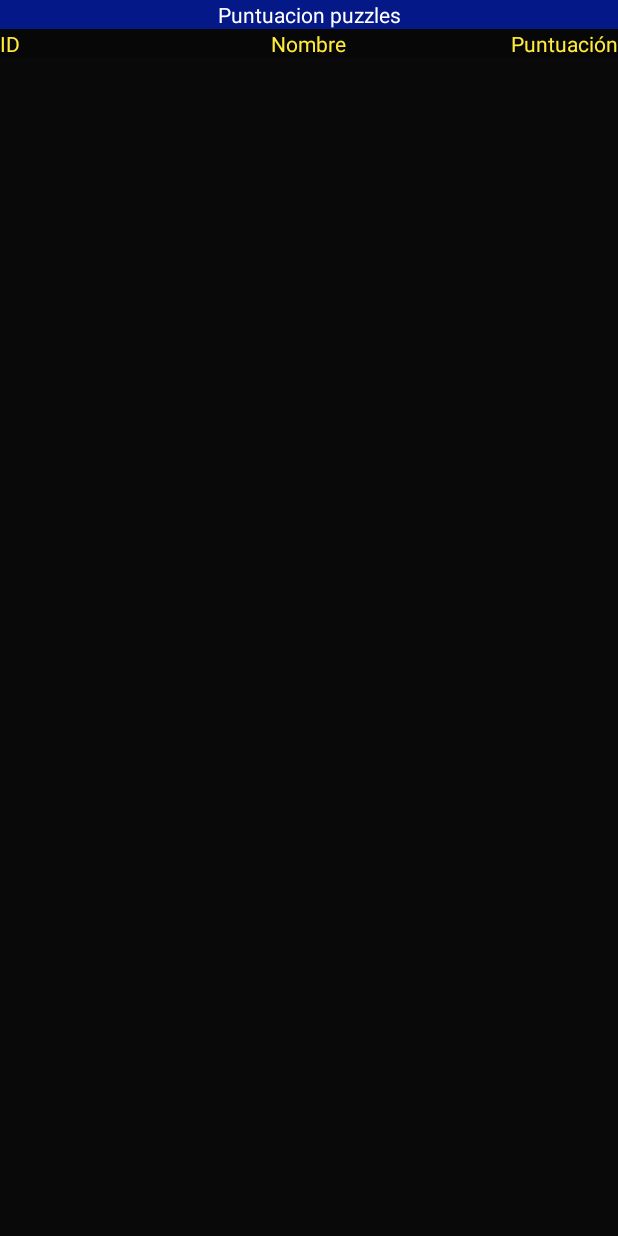
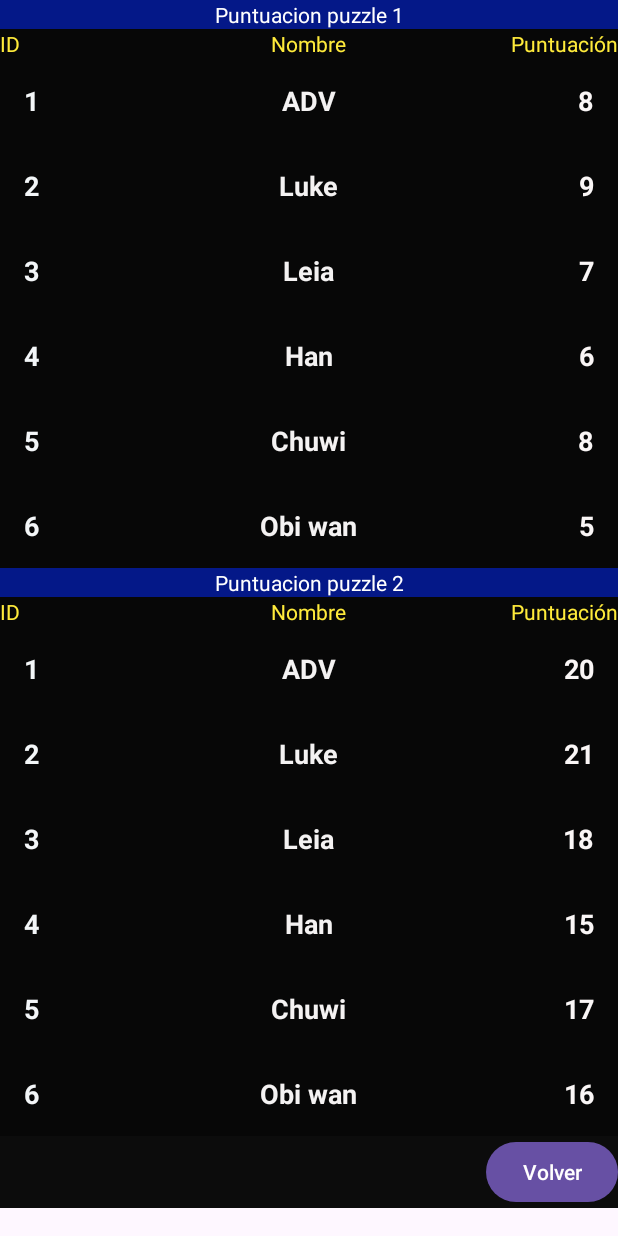
Before and after one commit to juanrado89/PuzzleJuanAlbertoRadoHernandez, an Android app: the puntuaciones screen opened directly, with no data from a screen before it, on a phone screen of 412 x 824 dp. Run offline under Robolectric (Android 15) with nearby library versions, the phone set to English and light mode, and no system bars.

Commit message:
se termina la aplicacion

```diff
--- a/app/src/main/java/com/example/puzzlejuanalbertoradohernandez/BBDD/UsuariosHelper.java
+++ b/app/src/main/java/com/example/puzzlejuanalbertoradohernandez/BBDD/UsuariosHelper.java
@@ -1,6 +1,7 @@
 package com.example.puzzlejuanalbertoradohernandez.BBDD;
 
 
+import android.content.ContentValues;
 import android.content.Context;
 import android.database.sqlite.SQLiteDatabase;
 import android.database.sqlite.SQLiteOpenHelper;
@@ -9,31 +10,46 @@ import androidx.annotation.Nullable;
 
 public class UsuariosHelper extends SQLiteOpenHelper {
     private final String creaPuzzle1 =
-            "CREATE TABLE puzzle_uno (\n" +
-                    "    idPuzzle_uno INTEGER PRIMARY KEY AUTOINCREMENT,\n" +
+            "CREATE TABLE puzzleUno (\n" +
+                    "    idPuzzleUno INTEGER PRIMARY KEY AUTOINCREMENT,\n" +
                     "    nombreUsuario TEXT,\n" +
                     "    puntuacion NUMBER\n" +
                     ");" ;
     private final String creaPuzzle2 =
-            "CREATE TABLE puzzle_dos (\n" +
-                    "    idPuzzle_dos INTEGER PRIMARY KEY AUTOINCREMENT,\n" +
+            "CREATE TABLE puzzleDos (\n" +
+                    "    idPuzzleDos INTEGER PRIMARY KEY AUTOINCREMENT,\n" +
                     "    nombreUsuario TEXT,\n" +
                     "    puntuacion NUMBER\n" +
                     ");" ;
+    private String[] usuarios = {"ADV","Luke","Leia","Han","Chuwi","Obi wan"};
+    private int[] puntuaciones1 = {8,9,7,6,8,5};
+    private int[] puntuaciones2 = {20,21,18,15,17,16};
     public UsuariosHelper(@Nullable Context context) {
-        super(context, "usuarios", null, 1);
+        super(context, "usuarios", null, 8);
     }
 
     @Override
     public void onCreate(SQLiteDatabase db) {
-        db.rawQuery(creaPuzzle1,null);
-        db.rawQuery(creaPuzzle2,null);
+        db.execSQL(creaPuzzle1);
+        db.execSQL(creaPuzzle2);
+        for(int i = 0;i < usuarios.length;i++){
+            ContentValues values = new ContentValues();
+            values.put("nombreUsuario",usuarios[i]);
+            values.put("puntuacion",puntuaciones1[i]);
+            db.insert("puzzleUno",null,values);
+        }
+        for(int i = 0;i < usuarios.length;i++){
+            ContentValues values = new ContentValues();
+            values.put("nombreUsuario",usuarios[i]);
+            values.put("puntuacion",puntuaciones2[i]);
+            db.insert("puzzleDos",null,values);
+        }
     }
 
     @Override
     public void onUpgrade(SQLiteDatabase db, int oldVersion, int newVersion) {
-        db.execSQL("DROP TABLE IF EXISTS puzzle_uno;");
-        db.execSQL("DROP TABLE IF EXISTS puzzle_dos;");
+        db.execSQL("DROP TABLE IF EXISTS puzzleUno;");
+        db.execSQL("DROP TABLE IF EXISTS puzzleDos;");
         onCreate(db);
     }
 }
--- a/app/src/main/java/com/example/puzzlejuanalbertoradohernandez/adapters/UsuarioAdapter.java
+++ b/app/src/main/java/com/example/puzzlejuanalbertoradohernandez/adapters/UsuarioAdapter.java
@@ -33,9 +33,9 @@ public class UsuarioAdapter extends RecyclerView.Adapter<UsuarioAdapter.ViewHold
     @Override
     public void onBindViewHolder(@NonNull UsuarioAdapter.ViewHolder holder, int position) {
         UsuarioPuzzle usuario = lista.get(position);
-        holder.id.setText(usuario.getId());
+        holder.id.setText(String.valueOf(usuario.getId()));
         holder.nombre.setText(usuario.getNombreUsuario());
-        holder.puntuacion.setText(usuario.getPuntuacion());
+        holder.puntuacion.setText(String.valueOf(usuario.getPuntuacion()));
     }
 
     @Override
--- a/app/src/main/java/com/example/puzzlejuanalbertoradohernandez/datos/UsuariosDatos.java
+++ b/app/src/main/java/com/example/puzzlejuanalbertoradohernandez/datos/UsuariosDatos.java
@@ -37,31 +37,38 @@ public class UsuariosDatos {
     }
 
     public List<UsuarioPuzzle> getUsuarioByName(UsuarioPuzzle usuario){
-        SQLiteDatabase sldb = db.getWritableDatabase();
+        SQLiteDatabase sldb = db.getReadableDatabase();
         String sentencia = "select * from " + nombreTabla + " where nombreUsuario like ?;";
         String[] argumentos = {usuario.getNombreUsuario()};
         List<UsuarioPuzzle> lista = new ArrayList<>();
         Cursor cursor = sldb.rawQuery(sentencia,argumentos);
-        if(!cursor.isClosed() && cursor.moveToFirst()){
-            while(cursor.moveToNext()){
-                lista.add(new UsuarioPuzzle(cursor.getInt(0),cursor.getString(1) ,cursor.getInt(2)));
-            }
+        if(cursor != null && cursor.moveToFirst()){
+            do {
+                lista.add(new UsuarioPuzzle(cursor.getInt(0),cursor.getString(1),cursor.getInt(2)));
+            } while (cursor.moveToNext());
         }
-        cursor.close();
+        if (cursor != null) {
+            cursor.close();
+        }
         sldb.close();
         return lista;
     }
     public List<UsuarioPuzzle> getAllUsuarios(){
-        SQLiteDatabase sldb = db.getWritableDatabase();
+        SQLiteDatabase sldb = db.getReadableDatabase();
         String sentencia = "select * from " + nombreTabla + ";";
         List<UsuarioPuzzle> lista = new ArrayList<>();
         Cursor cursor = sldb.rawQuery(sentencia,null);
-        if(!cursor.isClosed() && cursor.moveToFirst()){
-            while(cursor.moveToNext()){
-                lista.add(new UsuarioPuzzle(cursor.getInt(0),cursor.getString(1) ,cursor.getInt(2)));
-            }
+
+        if(cursor != null && cursor.moveToFirst()){
+            do {
+                lista.add(new UsuarioPuzzle(cursor.getInt(0),cursor.getString(1),cursor.getInt(2)));
+            } while (cursor.moveToNext());
         }
-        cursor.close();
+
+        if (cursor != null) {
+            cursor.close();
+        }
+
         sldb.close();
         return lista;
     }
--- a/app/src/main/java/com/example/puzzlejuanalbertoradohernandez/puntuaciones.java
+++ b/app/src/main/java/com/example/puzzlejuanalbertoradohernandez/puntuaciones.java
@@ -4,7 +4,10 @@ import androidx.appcompat.app.AppCompatActivity;
 import androidx.recyclerview.widget.LinearLayoutManager;
 import androidx.recyclerview.widget.RecyclerView;
 
+import android.content.Intent;
 import android.os.Bundle;
+import android.view.View;
+import android.widget.Button;
 
 import com.example.puzzlejuanalbertoradohernandez.adapters.UsuarioAdapter;
 import com.example.puzzlejuanalbertoradohernandez.datos.UsuariosDatos;
@@ -14,17 +17,35 @@ import java.util.List;
 
 public class puntuaciones extends AppCompatActivity {
 
-    RecyclerView puntuacion;
+    RecyclerView puntuacion1;
+    RecyclerView puntuacion2;
+    Button volver;
     @Override
     protected void onCreate(Bundle savedInstanceState) {
         super.onCreate(savedInstanceState);
         setContentView(R.layout.activity_puntuaciones);
-        puntuacion = findViewById(R.id.puntuacion1);
-        UsuariosDatos ud = new UsuariosDatos(this,"puzzle_uno");
-        List<UsuarioPuzzle> puntuaciones = ud.getAllUsuarios();
-        if(!puntuaciones.isEmpty()){
-            puntuacion.setLayoutManager(new LinearLayoutManager(this));
-            puntuacion.setAdapter(new UsuarioAdapter( puntuaciones,this));
+        puntuacion1 = findViewById(R.id.puntuacion1);
+        UsuariosDatos ud = new UsuariosDatos(this,"puzzleUno");
+        List<UsuarioPuzzle> puntuaciones1 = ud.getAllUsuarios();
+        if(!puntuaciones1.isEmpty()){
+            puntuacion1.setLayoutManager(new LinearLayoutManager(this));
+            puntuacion1.setAdapter(new UsuarioAdapter( puntuaciones1,this));
         }
+        puntuacion2 = findViewById(R.id.puntuacion2);
+        UsuariosDatos ud2 = new UsuariosDatos(this,"puzzleDos");
+        List<UsuarioPuzzle> puntuaciones2 = ud2.getAllUsuarios();
+        if(!puntuaciones2.isEmpty()){
+            puntuacion2.setLayoutManager(new LinearLayoutManager(this));
+            puntuacion2.setAdapter(new UsuarioAdapter( puntuaciones2,this));
+        }
+        volver = findViewById(R.id.volver);
+        volver.setOnClickListener(new View.OnClickListener() {
+            @Override
+            public void onClick(View v) {
+                Intent vol = new Intent(getApplicationContext(), MainActivity.class);
+                startActivity(vol);
+                finish();
+            }
+        });
     }
 }
--- a/app/src/main/res/layout/activity_puntuaciones.xml
+++ b/app/src/main/res/layout/activity_puntuaciones.xml
@@ -7,11 +7,18 @@
     android:layout_height="match_parent"
     tools:context=".puntuaciones">
 
+    <ScrollView
+        android:layout_width="match_parent"
+        android:layout_height="match_parent">
+        <LinearLayout
+            android:layout_width="match_parent"
+            android:layout_height="match_parent"
+            android:orientation="vertical">
             <TextView
                 android:layout_width="match_parent"
                 android:layout_height="wrap_content"
                 android:background="#041888"
-        android:text="Puntuacion puzzles"
+                android:text="@string/puntuacion_puzzle_1"
                 android:textAlignment="center"
                 android:textColor="#FFFFFF" />
 
@@ -24,36 +31,108 @@
                     android:layout_width="wrap_content"
                     android:layout_height="wrap_content"
                     android:layout_alignParentLeft="true"
-            android:text="ID"
+                    android:text="@string/id"
                     android:textColor="#FFEB3B" />
 
                 <TextView
                     android:layout_width="wrap_content"
                     android:layout_height="wrap_content"
                     android:layout_centerHorizontal="true"
-            android:text="Nombre"
+                    android:text="@string/nombre"
                     android:textColor="#FFEB3B" />
 
                 <TextView
                     android:layout_width="wrap_content"
                     android:layout_height="wrap_content"
                     android:layout_alignParentRight="true"
-            android:text="Puntuación"
+                    android:text="@string/puntuaci_n"
                     android:textColor="#FFEB3B" />
             </RelativeLayout>
 
             <ScrollView
                 android:layout_width="match_parent"
-        android:layout_height="match_parent"
+                android:layout_height="wrap_content"
                 android:background="#090909">
-
+                <LinearLayout
+                    android:layout_width="match_parent"
+                    android:layout_height="wrap_content">
                     <androidx.recyclerview.widget.RecyclerView
                         android:id="@+id/puntuacion1"
                         android:layout_width="match_parent"
                         android:layout_height="match_parent"
                         tools:layout_editor_absoluteX="1dp"
                         tools:layout_editor_absoluteY="1dp" />
+                </LinearLayout>
 
+            </ScrollView>
+
+            <TextView
+                android:layout_width="match_parent"
+                android:layout_height="wrap_content"
+                android:background="#041888"
+                android:text="@string/puntuacion_puzzle_2"
+                android:textAlignment="center"
+                android:textColor="#FFFFFF" />
+
+            <RelativeLayout
+                android:layout_width="match_parent"
+                android:layout_height="wrap_content"
+                android:background="#070707">
+
+                <TextView
+                    android:layout_width="wrap_content"
+                    android:layout_height="wrap_content"
+                    android:layout_alignParentLeft="true"
+                    android:text="@string/id"
+                    android:textColor="#FFEB3B" />
+
+                <TextView
+                    android:layout_width="wrap_content"
+                    android:layout_height="wrap_content"
+                    android:layout_centerHorizontal="true"
+                    android:text="@string/nombre"
+                    android:textColor="#FFEB3B" />
+
+                <TextView
+                    android:layout_width="wrap_content"
+                    android:layout_height="wrap_content"
+                    android:layout_alignParentRight="true"
+                    android:text="@string/puntuaci_n"
+                    android:textColor="#FFEB3B" />
+            </RelativeLayout>
+            <ScrollView
+                android:layout_width="match_parent"
+                android:layout_height="wrap_content"
+                android:background="#090909">
+
+                <LinearLayout
+                    android:layout_width="match_parent"
+                    android:layout_height="wrap_content">
+                    <androidx.recyclerview.widget.RecyclerView
+                        android:id="@+id/puntuacion2"
+                        android:layout_width="match_parent"
+                        android:layout_height="match_parent"
+                        tools:layout_editor_absoluteX="1dp"
+                        tools:layout_editor_absoluteY="1dp" />
+                </LinearLayout>
+
+
+            </ScrollView>
+            <RelativeLayout
+                android:layout_width="match_parent"
+                android:layout_height="match_parent"
+                android:background="#0C0C0C">
+
+                <Button
+                    android:id="@+id/volver"
+                    android:layout_width="wrap_content"
+                    android:layout_height="wrap_content"
+                    android:layout_alignParentEnd="true"
+                    android:layout_alignParentRight="true"
+                    android:layout_alignParentBottom="true"
+                    android:text="@string/volver" />
+            </RelativeLayout>
+        </LinearLayout>
 
     </ScrollView>
 
--- a/app/src/main/res/values/strings.xml
+++ b/app/src/main/res/values/strings.xml
@@ -3,12 +3,13 @@
     <string name="ordena_el_puzzle">"Ordena el Puzzle "</string>
     <string name="numero_de_intentos">"Numero de intentos: "</string>
     <string name="title_activity_puzzle_dos">puzzleDos</string>
-    <string name="prompt_email">Email</string>
-    <string name="prompt_password">Password</string>
-    <string name="action_sign_in">Sign in or register</string>
-    <string name="action_sign_in_short">Sign in</string>
-    <string name="welcome">"Welcome !"</string>
-    <string name="invalid_username">Not a valid username</string>
-    <string name="invalid_password">Password must be >5 characters</string>
-    <string name="login_failed">"Login failed"</string>
+    <string name="iniciar">Iniciar</string>
+    <string name="puntucaiones">puntucaiones</string>
+    <string name="volver">Volver</string>
+    <string name="puntuaci_n">Puntuación</string>
+    <string name="nombre">Nombre</string>
+    <string name="id">ID</string>
+    <string name="puntuacion_puzzle_2">Puntuacion puzzle 2</string>
+    <string name="puntuacion_puzzle_1">Puntuacion puzzle 1</string>
+
 </resources>
```
Also changed, not shown: app/src/main/java/com/example/puzzlejuanalbertoradohernandez/MainActivity.java (+11 -3 lines), app/src/main/java/com/example/puzzlejuanalbertoradohernandez/puzzles/Puzzle.java (+12 -1 lines), app/src/main/java/com/example/puzzlejuanalbertoradohernandez/puzzles/PuzzleDos.java (+28 -9 lines), app/src/main/res/layout/activity_main.xml (+15 -5 lines), app/src/main/res/layout/activity_puzzle.xml (+10 -7 lines), app/src/main/res/layout/activity_puzzle_dos.xml (+20 -11 lines), 3 other files. Lines whose indentation alone changed are shown as unchanged.
